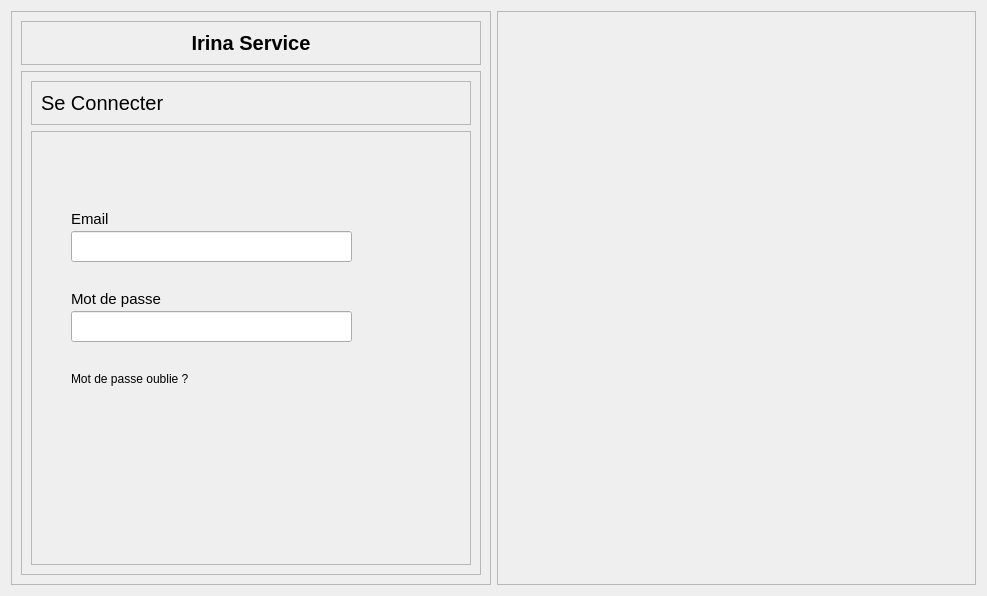
Above: views/auth/auth_ui.ui from ninohantonio/Store-Management before the change. Below: the same form after it.
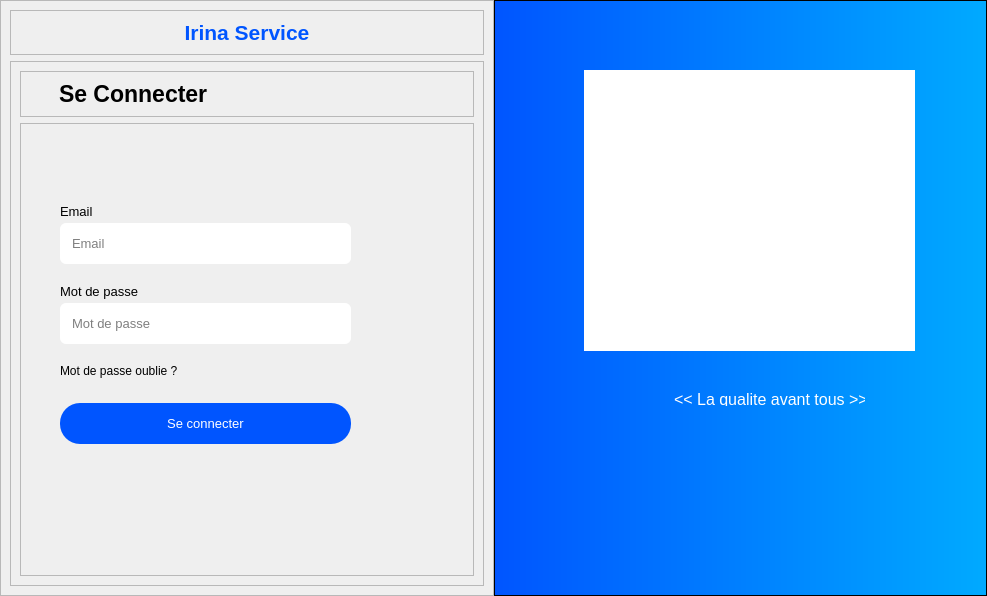
That is the form after the change. Icons and pictures are not drawn.

Commit message: finalize login form ui

Diff of the .ui file:
```diff
--- a/views/auth/auth_ui.ui
+++ b/views/auth/auth_ui.ui
@@ -13,9 +13,59 @@
   <property name="windowTitle">
    <string>Form</string>
   </property>
+  <property name="styleSheet">
+   <string notr="true">#pushButton{
+	background-color: #fff;
+	border: none;
+}
+
+#right{
+	
+	background: qlineargradient(spread:pad, x1:0, y1:0, x2:1, y2:0, stop:0 rgb(0, 85, 255), stop:1 rgb(0, 170, 255))
+}
+
+#label{
+	color: #fefeff;
+}
+
+#password, #email{
+	border-radius: 6px;
+	padding: 5px 10px;
+}
+
+#login_btn{
+	border-radius: 20px;
+	background-color: rgb(0, 85, 255);
+	color: #fefeff;
+}
+
+#signin_label{
+	font-weight: bold;
+	padding-left: 23px;
+}
+
+#irina_label{
+	color: rgb(0, 85, 255);
+}</string>
+  </property>
   <layout class="QHBoxLayout" name="horizontalLayout">
+   <property name="spacing">
+    <number>0</number>
+   </property>
+   <property name="leftMargin">
+    <number>0</number>
+   </property>
+   <property name="topMargin">
+    <number>0</number>
+   </property>
+   <property name="rightMargin">
+    <number>0</number>
+   </property>
+   <property name="bottomMargin">
+    <number>0</number>
+   </property>
    <item>
-    <widget class="QFrame" name="frame_2">
+    <widget class="QFrame" name="left">
      <property name="frameShape">
       <enum>QFrame::Shape::StyledPanel</enum>
      </property>
@@ -33,11 +83,11 @@
         </property>
         <layout class="QHBoxLayout" name="horizontalLayout_2">
          <item>
-          <widget class="QLabel" name="label">
+          <widget class="QLabel" name="irina_label">
            <property name="font">
             <font>
              <family>Arial</family>
-             <pointsize>15</pointsize>
+             <pointsize>16</pointsize>
              <bold>true</bold>
             </font>
            </property>
@@ -77,11 +127,12 @@
            </property>
            <layout class="QHBoxLayout" name="horizontalLayout_3">
             <item>
-             <widget class="QLabel" name="label_2">
+             <widget class="QLabel" name="signin_label">
               <property name="font">
                <font>
                 <family>Arial</family>
-                <pointsize>15</pointsize>
+                <pointsize>17</pointsize>
+                <bold>true</bold>
                </font>
               </property>
               <property name="text">
@@ -106,7 +157,7 @@
            <property name="frameShadow">
             <enum>QFrame::Shadow::Raised</enum>
            </property>
-           <widget class="QLabel" name="label_3">
+           <widget class="QLabel" name="email_label">
             <property name="geometry">
              <rect>
               <x>40</x>
@@ -117,34 +168,50 @@
             </property>
             <property name="font">
              <font>
-              <pointsize>11</pointsize>
+              <pointsize>10</pointsize>
              </font>
             </property>
             <property name="text">
              <string>Email</string>
             </property>
            </widget>
-           <widget class="QLineEdit" name="lineEdit">
+           <widget class="QLineEdit" name="email">
             <property name="geometry">
              <rect>
               <x>40</x>
               <y>100</y>
-              <width>281</width>
-              <height>31</height>
+              <width>291</width>
+              <height>41</height>
              </rect>
             </property>
+            <property name="font">
+             <font>
+              <pointsize>10</pointsize>
+             </font>
+            </property>
+            <property name="placeholderText">
+             <string>Email</string>
+            </property>
            </widget>
-           <widget class="QLineEdit" name="lineEdit_2">
+           <widget class="QLineEdit" name="password">
             <property name="geometry">
              <rect>
               <x>40</x>
               <y>180</y>
-              <width>281</width>
-              <height>31</height>
+              <width>291</width>
+              <height>41</height>
              </rect>
             </property>
+            <property name="font">
+             <font>
+              <pointsize>10</pointsize>
+             </font>
+            </property>
+            <property name="placeholderText">
+             <string>Mot de passe</string>
+            </property>
            </widget>
-           <widget class="QLabel" name="label_4">
+           <widget class="QLabel" name="password_label">
             <property name="geometry">
              <rect>
               <x>40</x>
@@ -155,14 +222,14 @@
             </property>
             <property name="font">
              <font>
-              <pointsize>11</pointsize>
+              <pointsize>10</pointsize>
              </font>
             </property>
             <property name="text">
              <string>Mot de passe</string>
             </property>
            </widget>
-           <widget class="QLabel" name="label_5">
+           <widget class="QLabel" name="forgot">
             <property name="geometry">
              <rect>
               <x>40</x>
@@ -178,6 +245,24 @@
              <string>Mot de passe oublie ?</string>
             </property>
            </widget>
+           <widget class="QPushButton" name="login_btn">
+            <property name="geometry">
+             <rect>
+              <x>40</x>
+              <y>280</y>
+              <width>291</width>
+              <height>41</height>
+             </rect>
+            </property>
+            <property name="font">
+             <font>
+              <pointsize>10</pointsize>
+             </font>
+            </property>
+            <property name="text">
+             <string>Se connecter</string>
+            </property>
+           </widget>
           </widget>
          </item>
         </layout>
@@ -187,13 +272,55 @@
     </widget>
    </item>
    <item>
-    <widget class="QFrame" name="frame">
+    <widget class="QFrame" name="right">
      <property name="frameShape">
       <enum>QFrame::Shape::StyledPanel</enum>
      </property>
      <property name="frameShadow">
       <enum>QFrame::Shadow::Raised</enum>
      </property>
+     <widget class="QPushButton" name="pushButton">
+      <property name="geometry">
+       <rect>
+        <x>90</x>
+        <y>70</y>
+        <width>331</width>
+        <height>281</height>
+       </rect>
+      </property>
+      <property name="text">
+       <string/>
+      </property>
+      <property name="icon">
+       <iconset resource="../resources.qrc">
+        <normaloff>:/images/LOGO IRINA SERVICE.jpg</normaloff>:/images/LOGO IRINA SERVICE.jpg</iconset>
+      </property>
+      <property name="iconSize">
+       <size>
+        <width>300</width>
+        <height>300</height>
+       </size>
+      </property>
+     </widget>
+     <widget class="QLabel" name="label">
+      <property name="geometry">
+       <rect>
+        <x>180</x>
+        <y>390</y>
+        <width>191</width>
+        <height>16</height>
+       </rect>
+      </property>
+      <property name="font">
+       <font>
+        <family>Arial</family>
+        <pointsize>12</pointsize>
+       </font>
+      </property>
+      <property name="text">
+       <string>&lt;&lt; La qualite avant tous &gt;&gt;</string>
+      </property>
+     </widget>
     </widget>
    </item>
   </layout>
```
The commit also changes 5 other files.
